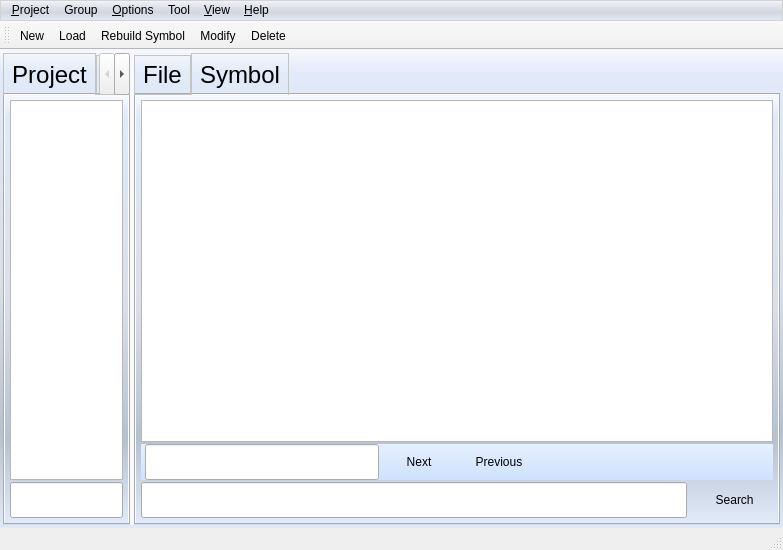
Above: Resources/Forms/mainWindow.ui from ychclone/blink before the change. Below: the same form after it.
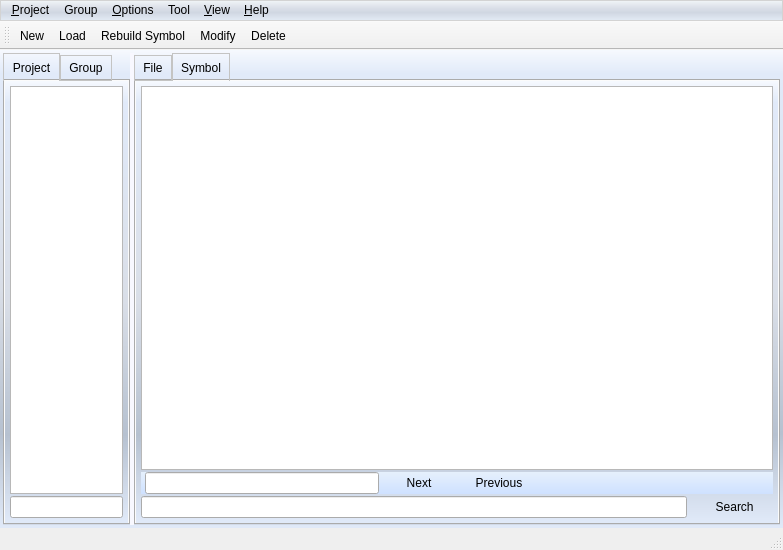
That is the form after the change. Icons and pictures are not drawn. Custom widgets are drawn as their Qt base class.

Commit message: remove font setting in ui resources

Diff of the .ui file:
```diff
--- a/Resources/Forms/mainWindow.ui
+++ b/Resources/Forms/mainWindow.ui
@@ -135,11 +135,6 @@
             <verstretch>1</verstretch>
            </sizepolicy>
           </property>
-          <property name="font">
-           <font>
-            <pointsize>18</pointsize>
-           </font>
-          </property>
           <property name="styleSheet">
            <string notr="true"/>
           </property>
@@ -187,14 +182,6 @@
             </property>
             <item>
              <widget class="CProjectListWidget" name="project_listView">
-              <property name="font">
-               <font>
-                <family>Ubuntu</family>
-                <pointsize>16</pointsize>
-                <weight>50</weight>
-                <bold>false</bold>
-               </font>
-              </property>
               <property name="focusPolicy">
                <enum>Qt::WheelFocus</enum>
               </property>
@@ -245,11 +232,6 @@
                   <height>0</height>
                  </size>
                 </property>
-                <property name="font">
-                 <font>
-                  <pointsize>18</pointsize>
-                 </font>
-                </property>
                </widget>
               </item>
              </layout>
@@ -347,11 +329,6 @@
             <height>16777215</height>
            </size>
           </property>
-          <property name="font">
-           <font>
-            <pointsize>18</pointsize>
-           </font>
-          </property>
           <property name="toolTip">
            <string/>
           </property>
@@ -536,11 +513,6 @@
             </property>
             <item>
              <widget class="QPlainTextEdit" name="symbol_textBrowser">
-              <property name="font">
-               <font>
-                <pointsize>18</pointsize>
-               </font>
-              </property>
              </widget>
             </item>
             <item>
@@ -640,11 +612,6 @@
                    <height>0</height>
                   </size>
                  </property>
-                 <property name="font">
-                  <font>
-                   <pointsize>18</pointsize>
-                  </font>
-                 </property>
                 </widget>
                </item>
               </layout>
@@ -704,11 +671,6 @@
                   <height>0</height>
                  </size>
                 </property>
-                <property name="font">
-                 <font>
-                  <pointsize>18</pointsize>
-                 </font>
-                </property>
                </widget>
               </item>
              </layout>
```
Left out of the diff: 25 changed lines with no effect on the pictures. The commit also changes 1 other file.
